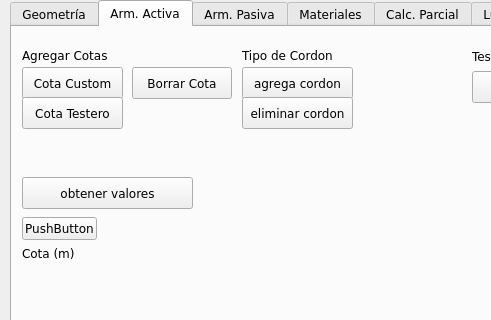
This is ui_files/herramienta_trapecios_v15.ui in Sady-Guzman/herramienta_practica as Qt 5 draws it before an edit; both pictures show x 0 to 491 and y 0 to 320 of the 1162 by 677 pixel window. The edited form follows.
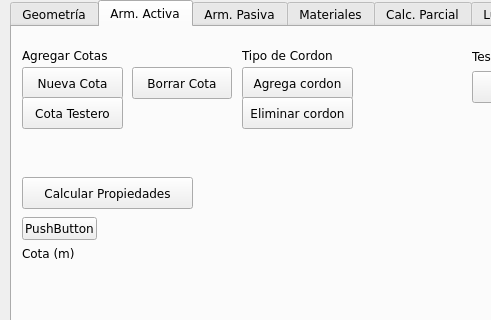
This is the edited form. The open tabs and pages were chosen to show the change. Icons and pictures are not drawn.

Commit message: Cambia nombres visuales de GUI (botones)

The edit to the form file:
```diff
--- a/ui_files/herramienta_trapecios_v15.ui
+++ b/ui_files/herramienta_trapecios_v15.ui
@@ -577,7 +577,7 @@
       </rect>
      </property>
      <property name="text">
-      <string>Cota Custom</string>
+      <string>Nueva Cota</string>
      </property>
     </widget>
     <widget class="QPushButton" name="tab2_btn_add_cord">
@@ -590,7 +590,7 @@
       </rect>
      </property>
      <property name="text">
-      <string>agrega cordon</string>
+      <string>Agrega cordon</string>
      </property>
     </widget>
     <widget class="QPushButton" name="tab2_btn_del_cota">
@@ -616,7 +616,7 @@
       </rect>
      </property>
      <property name="text">
-      <string>eliminar cordon</string>
+      <string>Eliminar cordon</string>
      </property>
     </widget>
     <widget class="QWidget" name="gridLayoutWidget_3">
@@ -706,7 +706,7 @@
       </rect>
      </property>
      <property name="text">
-      <string>obtener valores</string>
+      <string>Calcular Propiedades</string>
      </property>
     </widget>
     <widget class="QLabel" name="tab2_label_cota_dinamica">
```
Left out of the diff: 2 changed lines with no effect on the pictures. The commit also changes 2 other files.
